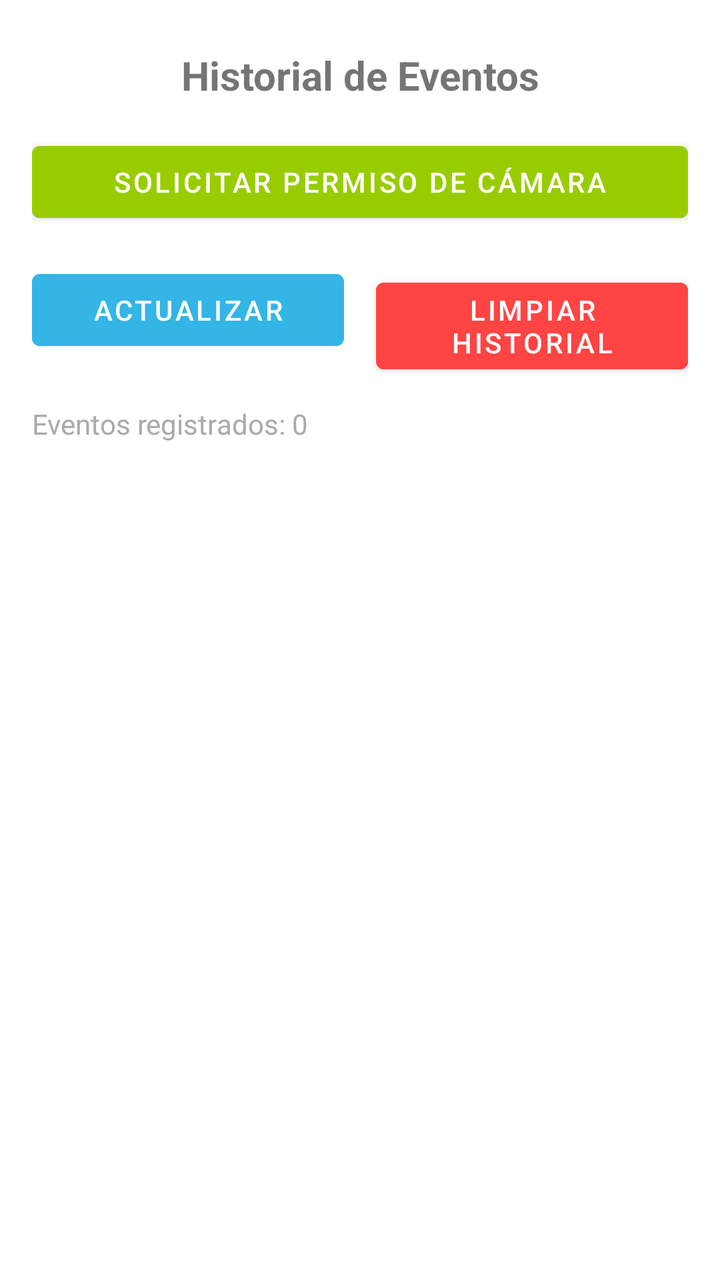
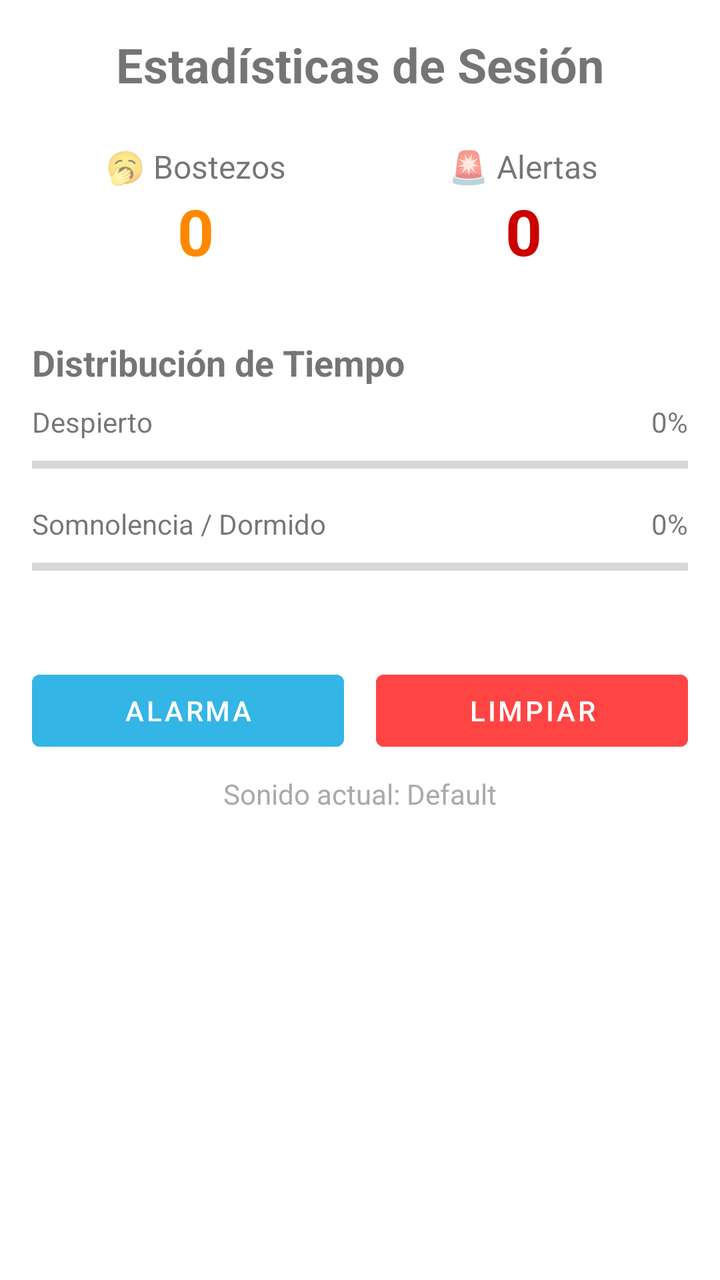

Before-and-after screenshots of an Android layout around one commit, followed by the original layout XML and the change that was made.
<!-- AndroidManifest.xml: application theme Theme.WakieWakie -->
<!-- res/layout/fragment_dashboard.xml -->
<?xml version="1.0" encoding="utf-8"?>
<LinearLayout xmlns:android="http://schemas.android.com/apk/res/android"
    xmlns:app="http://schemas.android.com/apk/res-auto"
    xmlns:tools="http://schemas.android.com/tools"
    android:layout_width="match_parent"
    android:layout_height="match_parent"
    android:orientation="vertical"
    android:padding="16dp"
    tools:context=".ui.dashboard.DashboardFragment">

    <TextView
        android:id="@+id/text_dashboard"
        android:layout_width="match_parent"
        android:layout_height="wrap_content"
        android:layout_marginTop="8dp"
        android:layout_marginBottom="16dp"
        android:text="Historial de Eventos"
        android:textAlignment="center"
        android:textSize="20sp"
        android:textStyle="bold" />

    <Button
        android:id="@+id/btn_request_camera"
        android:layout_width="match_parent"
        android:layout_height="wrap_content"
        android:layout_marginBottom="16dp"
        android:text="Solicitar Permiso de Cámara"
        android:backgroundTint="@android:color/holo_green_light" />

    <LinearLayout
        android:layout_width="match_parent"
        android:layout_height="wrap_content"
        android:orientation="horizontal"
        android:layout_marginBottom="16dp">

        <Button
            android:id="@+id/btn_refresh_records"
            android:layout_width="0dp"
            android:layout_height="wrap_content"
            android:layout_weight="1"
            android:layout_marginEnd="8dp"
            android:text="Actualizar"
            android:backgroundTint="@android:color/holo_blue_light" />

        <Button
            android:id="@+id/btn_clear_records"
            android:layout_width="0dp"
            android:layout_height="wrap_content"
            android:layout_weight="1"
            android:layout_marginStart="8dp"
            android:text="Limpiar Historial"
            android:backgroundTint="@android:color/holo_red_light" />

    </LinearLayout>

    <TextView
        android:id="@+id/tv_records_count"
        android:layout_width="match_parent"
        android:layout_height="wrap_content"
        android:layout_marginBottom="8dp"
        android:text="Eventos registrados: 0"
        android:textSize="14sp"
        android:textColor="@android:color/darker_gray" />

    <ListView
        android:id="@+id/lv_drowsiness_records"
        android:layout_width="match_parent"
        android:layout_height="0dp"
        android:layout_weight="1"
        android:divider="@android:color/transparent"
        android:dividerHeight="0dp"
        android:scrollbars="vertical" />

    <TextView
        android:id="@+id/tv_empty_message"
        android:layout_width="match_parent"
        android:layout_height="0dp"
        android:layout_weight="1"
        android:gravity="center"
        android:text="No hay eventos registrados"
        android:textColor="@android:color/darker_gray"
        android:textSize="16sp"
        android:visibility="gone" />

</LinearLayout>
<!-- resources referenced by this layout -->
<resources>
  <style name="Theme.WakieWakie" parent="Theme.MaterialComponents.DayNight.DarkActionBar">
          
          <item name="colorPrimary">@color/purple_500</item>
          <item name="colorPrimaryVariant">@color/purple_700</item>
          <item name="colorOnPrimary">@color/white</item>
          
          <item name="colorSecondary">@color/teal_200</item>
          <item name="colorSecondaryVariant">@color/teal_700</item>
          <item name="colorOnSecondary">@color/black</item>
          
          <item name="android:statusBarColor">?attr/colorPrimaryVariant</item>
          
      </style>
  <color name="purple_500">#FF6200EE</color>
  <color name="purple_700">#FF3700B3</color>
  <color name="white">#FFFFFFFF</color>
  <color name="teal_200">#FF03DAC5</color>
  <color name="teal_700">#FF018786</color>
  <color name="black">#FF000000</color>
</resources>

<!-- the commit's change to res/layout/fragment_dashboard.xml (unified diff, before → after) -->
@@ -1,85 +1,213 @@
 <?xml version="1.0" encoding="utf-8"?>
-<LinearLayout xmlns:android="http://schemas.android.com/apk/res/android"
+<ScrollView xmlns:android="http://schemas.android.com/apk/res/android"
     xmlns:app="http://schemas.android.com/apk/res-auto"
     xmlns:tools="http://schemas.android.com/tools"
     android:layout_width="match_parent"
     android:layout_height="match_parent"
-    android:orientation="vertical"
-    android:padding="16dp"
     tools:context=".ui.dashboard.DashboardFragment">
-
-    <TextView
-        android:id="@+id/text_dashboard"
-        android:layout_width="match_parent"
-        android:layout_height="wrap_content"
-        android:layout_marginTop="8dp"
-        android:layout_marginBottom="16dp"
-        android:text="Historial de Eventos"
-        android:textAlignment="center"
-        android:textSize="20sp"
-        android:textStyle="bold" />
-
-    <Button
-        android:id="@+id/btn_request_camera"
-        android:layout_width="match_parent"
-        android:layout_height="wrap_content"
-        android:layout_marginBottom="16dp"
-        android:text="Solicitar Permiso de Cámara"
-        android:backgroundTint="@android:color/holo_green_light" />
 
     <LinearLayout
         android:layout_width="match_parent"
         android:layout_height="wrap_content"
-        android:orientation="horizontal"
-        android:layout_marginBottom="16dp">
-
+        android:orientation="vertical"
+        android:padding="16dp">
+
+        <TextView
+            android:id="@+id/text_dashboard"
+            android:layout_width="match_parent"
+            android:layout_height="wrap_content"
+            android:layout_marginBottom="16dp"
+            android:text="Estadísticas de Sesión"
+            android:textAlignment="center"
+            android:textSize="24sp"
+            android:textStyle="bold" />
+
+        <LinearLayout
+            android:layout_width="match_parent"
+            android:layout_height="wrap_content"
+            android:orientation="horizontal"
+            android:baselineAligned="false"
+            android:layout_marginBottom="24dp">
+
+            <LinearLayout
+                android:layout_width="0dp"
+                android:layout_height="wrap_content"
+                android:layout_weight="1"
+                android:gravity="center"
+                android:orientation="vertical"
+                android:padding="8dp">
+                
+                <TextView
+                    android:layout_width="wrap_content"
+                    android:layout_height="wrap_content"
+                    android:text="🥱 Bostezos"
+                    android:textSize="16sp" />
+                
+                <TextView
+                    android:id="@+id/tv_yawn_count"
+                    android:layout_width="wrap_content"
+                    android:layout_height="wrap_content"
+                    android:text="0"
+                    android:textSize="32sp"
+                    android:textStyle="bold"
+                    android:textColor="@android:color/holo_orange_dark" />
+            </LinearLayout>
+
+            <LinearLayout
+                android:layout_width="0dp"
+                android:layout_height="wrap_content"
+                android:layout_weight="1"
+                android:gravity="center"
+                android:orientation="vertical"
+                android:padding="8dp">
+
+                <TextView
+                    android:layout_width="wrap_content"
+                    android:layout_height="wrap_content"
+                    android:text="🚨 Alertas"
+                    android:textSize="16sp" />
+
+                <TextView
+                    android:id="@+id/tv_sleep_count"
+                    android:layout_width="wrap_content"
+                    android:layout_height="wrap_content"
+                    android:text="0"
+                    android:textSize="32sp"
+                    android:textStyle="bold"
+                    android:textColor="@android:color/holo_red_dark" />
+            </LinearLayout>
+        </LinearLayout>
+
+        <TextView
+            android:layout_width="match_parent"
+            android:layout_height="wrap_content"
+            android:text="Distribución de Tiempo"
+            android:textSize="18sp"
+            android:textStyle="bold"
+            android:layout_marginBottom="8dp"/>
+
+        <LinearLayout
+            android:layout_width="match_parent"
+            android:layout_height="wrap_content"
+            android:orientation="vertical"
+            android:layout_marginBottom="16dp">
+
+            <LinearLayout
+                android:layout_width="match_parent"
+                android:layout_height="wrap_content"
+                android:orientation="horizontal"
+                android:layout_marginBottom="4dp">
+                <TextView
+                    android:layout_width="0dp"
+                    android:layout_height="wrap_content"
+                    android:layout_weight="1"
+                    android:text="Despierto" />
+                <TextView
+                    android:id="@+id/tv_awake_percent"
+                    android:layout_width="wrap_content"
+                    android:layout_height="wrap_content"
+                    android:text="0%" />
+            </LinearLayout>
+            
+            <ProgressBar
+                android:id="@+id/progress_awake"
+                style="?android:attr/progressBarStyleHorizontal"
+                android:layout_width="match_parent"
+                android:layout_height="wrap_content"
+                android:max="100"
+                android:progress="0"
+                android:progressTint="@android:color/holo_green_dark"
+                android:layout_marginBottom="12dp"/>
+
+            <LinearLayout
+                android:layout_width="match_parent"
+                android:layout_height="wrap_content"
+                android:orientation="horizontal"
+                android:layout_marginBottom="4dp">
+                <TextView
+                    android:layout_width="0dp"
+                    android:layout_height="wrap_content"
+                    android:layout_weight="1"
+                    android:text="Somnolencia / Dormido" />
+                <TextView
+                    android:id="@+id/tv_drowsy_percent"
+                    android:layout_width="wrap_content"
+                    android:layout_height="wrap_content"
+                    android:text="0%" />
+            </LinearLayout>
+
+            <ProgressBar
+                android:id="@+id/progress_drowsy"
+                style="?android:attr/progressBarStyleHorizontal"
+                android:layout_width="match_parent"
+                android:layout_height="wrap_content"
+                android:max="100"
+                android:progress="0"
+                android:progressTint="@android:color/holo_red_dark" />
+                
+        </LinearLayout>
+
+        <LinearLayout
+            android:layout_width="match_parent"
+            android:layout_height="wrap_content"
+            android:orientation="horizontal"
+            android:layout_marginTop="24dp">
+
+            <Button
+                android:id="@+id/btn_select_alarm"
+                android:layout_width="0dp"
+                android:layout_height="wrap_content"
+                android:layout_weight="1"
+                android:text="Alarma"
+                android:backgroundTint="@android:color/holo_blue_light"
+                android:layout_marginEnd="8dp"/>
+
+            <Button
+                android:id="@+id/btn_clear_records"
+                android:layout_width="0dp"
+                android:layout_height="wrap_content"
+                android:layout_weight="1"
+                android:text="Limpiar"
+                android:backgroundTint="@android:color/holo_red_light"
+                android:layout_marginStart="8dp"/>
+        </LinearLayout>
+        
+        <TextView
+            android:id="@+id/text_current_alarm"
+            android:layout_width="match_parent"
+            android:layout_height="wrap_content"
+            android:layout_marginTop="8dp"
+            android:text="Sonido actual: Default"
+            android:textAlignment="center"
+            android:textSize="14sp"
+            android:textColor="@android:color/darker_gray" />
+        
+        
         <Button
-            android:id="@+id/btn_refresh_records"
-            android:layout_width="0dp"
-            android:layout_height="wrap_content"
-            android:layout_weight="1"
-            android:layout_marginEnd="8dp"
-            android:text="Actualizar"
-            android:backgroundTint="@android:color/holo_blue_light" />
-
-        <Button
-            android:id="@+id/btn_clear_records"
-            android:layout_width="0dp"
-            android:layout_height="wrap_content"
-            android:layout_weight="1"
-            android:layout_marginStart="8dp"
-            android:text="Limpiar Historial"
-            android:backgroundTint="@android:color/holo_red_light" />
+            android:id="@+id/btn_request_camera"
+            android:layout_width="match_parent"
+            android:layout_height="wrap_content"
+            android:text="Permisos de Cámara"
+            android:visibility="gone"/>
+            
+        
+        <TextView
+            android:id="@+id/tv_records_count"
+            android:layout_width="wrap_content"
+            android:layout_height="wrap_content"
+            android:visibility="gone"/>
+            
+        <ListView
+            android:id="@+id/lv_drowsiness_records"
+            android:layout_width="match_parent"
+            android:layout_height="0dp"
+            android:visibility="gone"/>
+            
+        <TextView
+            android:id="@+id/tv_empty_message"
+            android:layout_width="wrap_content"
+            android:layout_height="wrap_content"
+            android:visibility="gone"/>
 
     </LinearLayout>
-
-    <TextView
-        android:id="@+id/tv_records_count"
-        android:layout_width="match_parent"
-        android:layout_height="wrap_content"
-        android:layout_marginBottom="8dp"
-        android:text="Eventos registrados: 0"
-        android:textSize="14sp"
-        android:textColor="@android:color/darker_gray" />
-
-    <ListView
-        android:id="@+id/lv_drowsiness_records"
-        android:layout_width="match_parent"
-        android:layout_height="0dp"
-        android:layout_weight="1"
-        android:divider="@android:color/transparent"
-        android:dividerHeight="0dp"
-        android:scrollbars="vertical" />
-
-    <TextView
-        android:id="@+id/tv_empty_message"
-        android:layout_width="match_parent"
-        android:layout_height="0dp"
-        android:layout_weight="1"
-        android:gravity="center"
-        android:text="No hay eventos registrados"
-        android:textColor="@android:color/darker_gray"
-        android:textSize="16sp"
-        android:visibility="gone" />
-
-</LinearLayout>
+</ScrollView>
